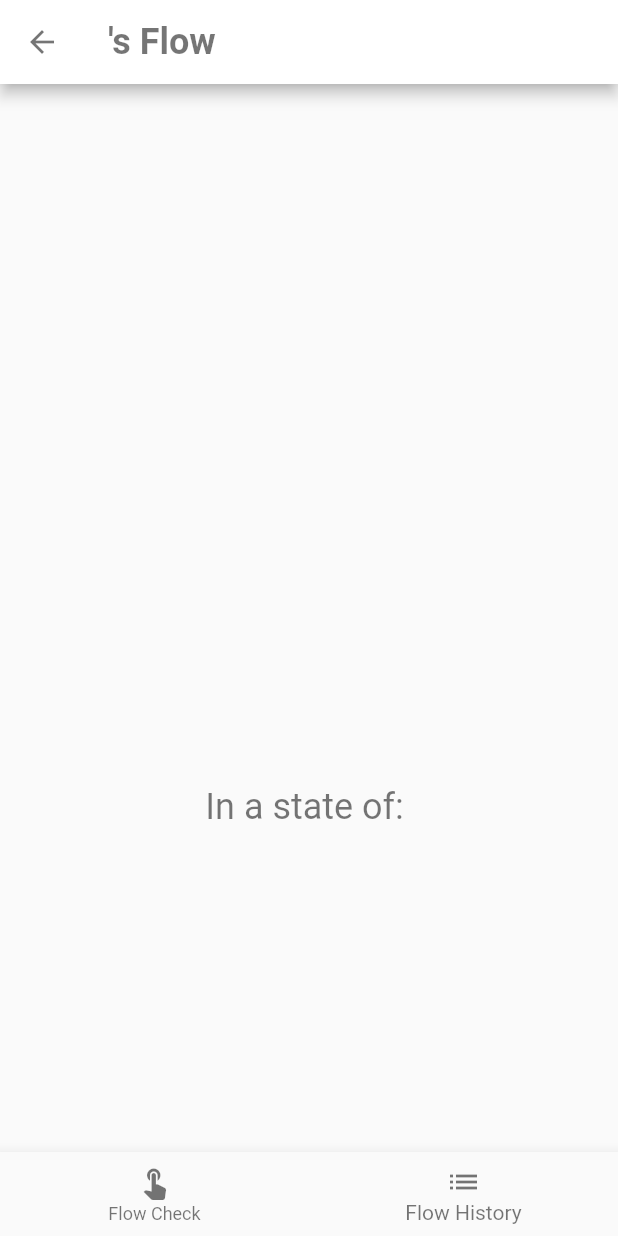
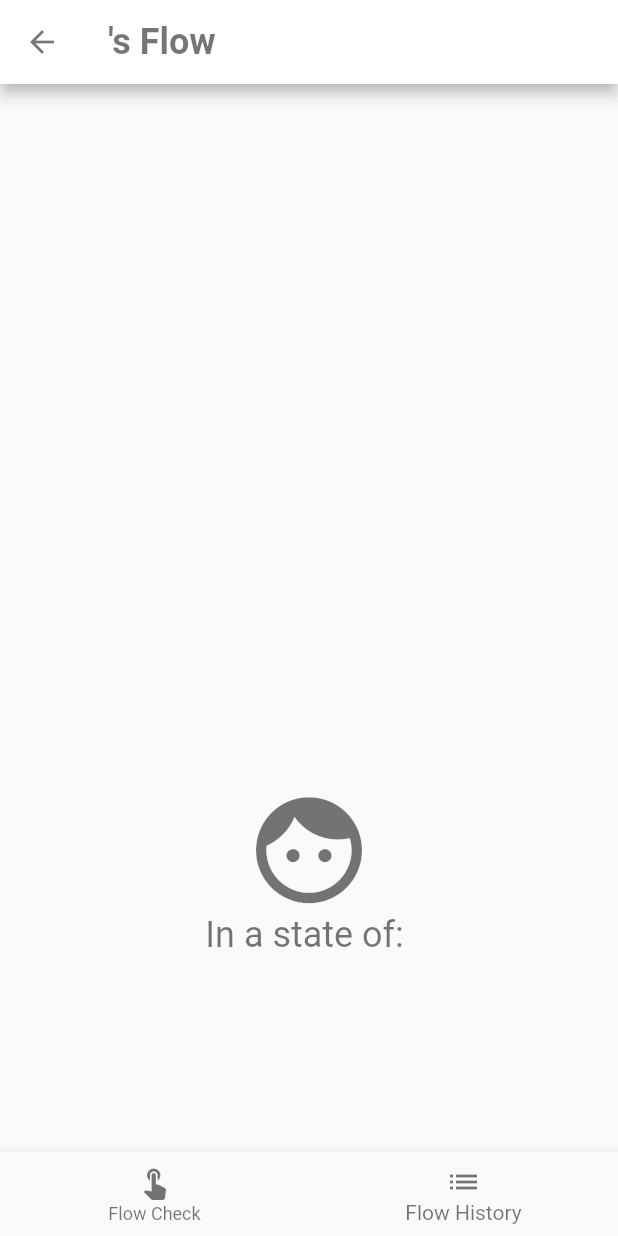
Before and after one commit to aaronmyatt/flow_check, a Flutter app: the FlowViewPage screen opened by its route, on a phone screen of 412 x 824 dp. Run offline on Flutter 3.47's test engine with Material 2 defaults, Android fonts, the phone set to English and light mode, and no system bars; missing offline and left inert: strings.

Commit message:
add flow state icon to report/flow view

```diff
--- a/lib/flow_list_page.dart
+++ b/lib/flow_list_page.dart
@@ -70,7 +70,7 @@ class FlowList extends StatelessWidget {
             });
           },
           leading: Icon(
-            Icons.error,
+            Icons.face,
             size: 45.0,
           ),
           title: Row(
--- a/lib/flow_view_page.dart
+++ b/lib/flow_view_page.dart
@@ -62,6 +62,10 @@ class FlowViewPage extends StatelessWidget {
                             .size
                             .width,
                       ),
+                    ),
+                    Icon(
+                      Icons.face,
+                      size: 85.0,
                     ),
                     Text(
                       "In a state of: ${capitalize(flowType)}",
```
